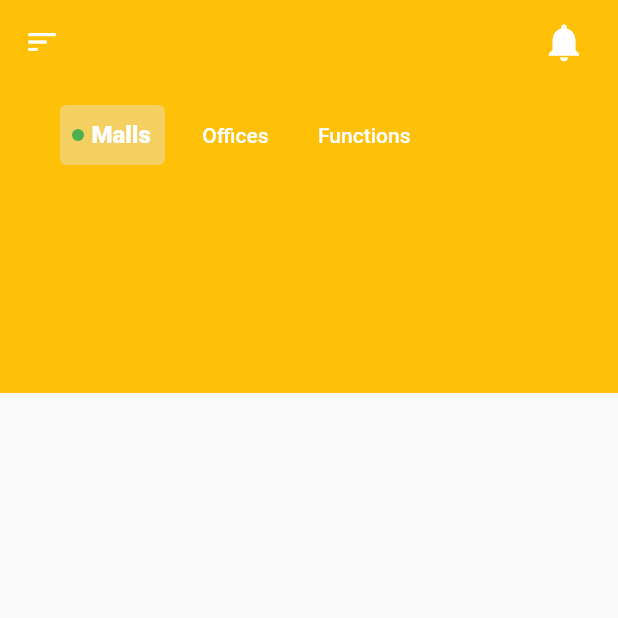
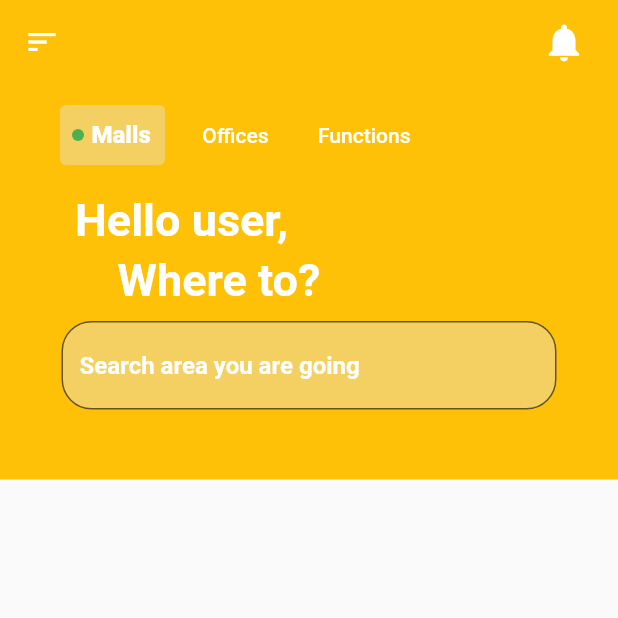
Before and after one commit to MosesOpiyo/flutter_app, a Flutter app: the HomePage screen opened directly, on a phone screen of 412 x 824 dp, the top half of it. Run offline on Flutter 3.47's test engine with Material 2 defaults, Android fonts, the light colour scheme and no system bars; our stand-ins replace flutter_signin_button; network calls fail.

Commit message:
addition of search field

```diff
--- a/lib/UI/components/homepage_body.dart
+++ b/lib/UI/components/homepage_body.dart
@@ -14,7 +14,7 @@ class Body extends StatelessWidget {
         Column(
           children: <Widget>[
             Container(
-              height: size.height * 0.25,
+              height: size.height * 0.32,
               color: Colors.amber,
               child: Column(
                 children: <Widget>[
@@ -76,12 +76,50 @@ class Body extends StatelessWidget {
                         ),
                       ],
                     ),
-                  )
+                  ),
+                  Container(
+                    padding: EdgeInsetsDirectional.only(end: 170, top: 15),
+                    child: Text(
+                      "Hello user,",
+                      style: TextStyle(
+                          fontSize: 30,
+                          color: Colors.white,
+                          fontWeight: FontWeight.bold),
+                    ),
+                  ),
+                  Container(
+                    padding: EdgeInsetsDirectional.only(end: 120, top: 5),
+                    child: Text(
+                      "Where to?",
+                      style: TextStyle(
+                          fontSize: 30,
+                          color: Colors.white,
+                          fontWeight: FontWeight.bold),
+                    ),
+                  ),
+                  Container(
+                    padding: EdgeInsetsDirectional.only(top: 10),
+                    width: 330,
+                    child: TextField(
+                      decoration: InputDecoration(
+                          filled: true,
+                          fillColor: Color.fromARGB(255, 244, 208, 99),
+                          border: OutlineInputBorder(
+                              borderSide: const BorderSide(
+                                  color: Colors.white, width: 2.0),
+                              borderRadius: BorderRadius.circular(20.0)),
+                          hintText: 'Search area you are going',
+                          hintStyle: TextStyle(
+                              color: Colors.white,
+                              fontWeight: FontWeight.bold)),
+                      keyboardType: TextInputType.text,
+                    ),
+                  ),
                 ],
               ),
             )
           ],
-        )
+        ),
       ],
     );
   }
```
